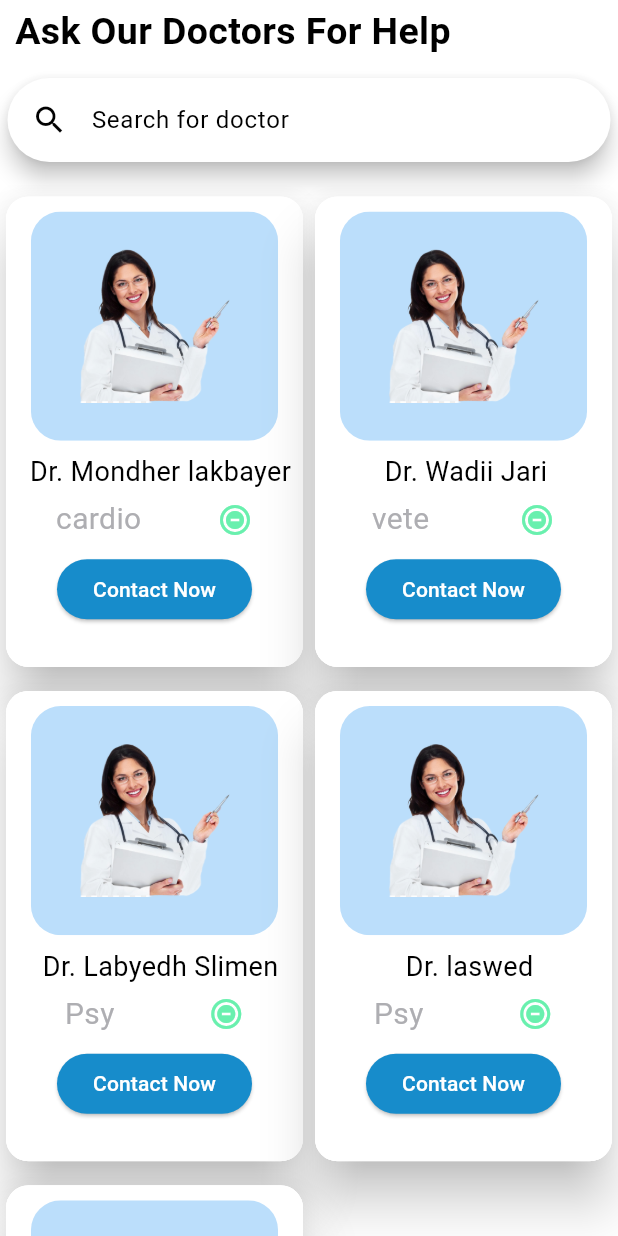
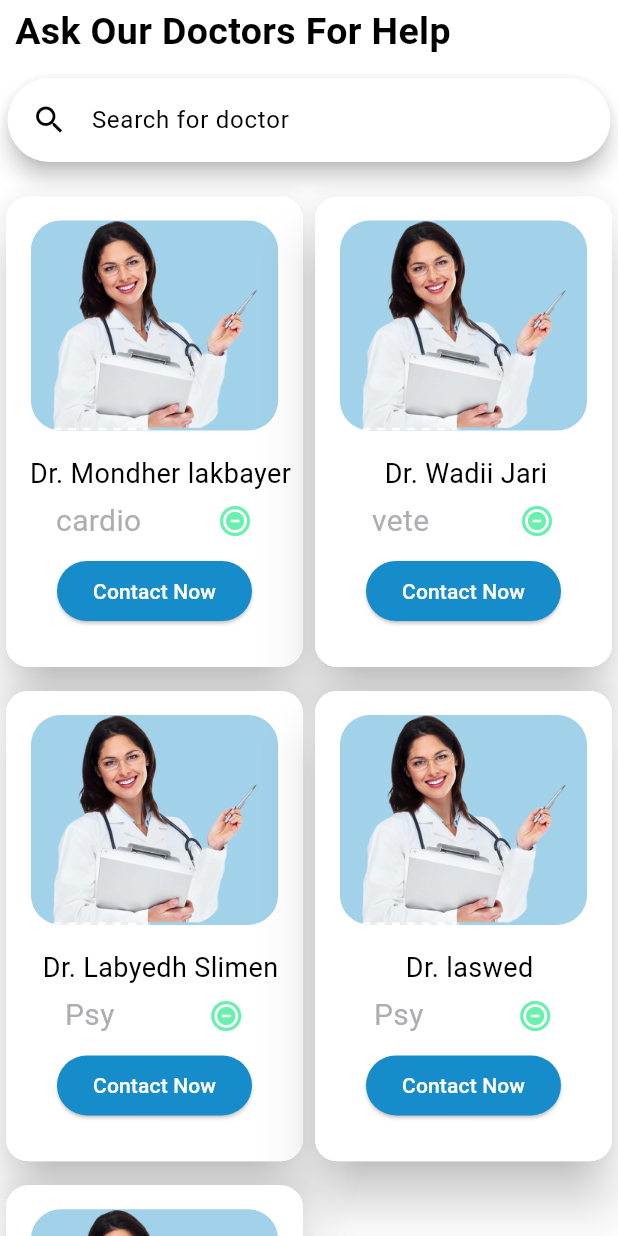
Before and after one commit to Ala-Eddine-Achach/CareCraft, a Flutter app: the DoctorsSec screen opened directly, on a phone screen of 412 x 824 dp. Run offline on Flutter 3.47's test engine with Material 3 defaults, Android fonts, the phone set to English and light mode, and no system bars; our stand-ins replace animate_do, cached_network_image, curved_navigation_bar, email_validator, firebase_auth, firebase_core and 7 more; accounts and stored records are empty; statements that could not run were skipped.

Commit message:
fix grid

```diff
--- a/lib/ui/widgets/grid_element.dart
+++ b/lib/ui/widgets/grid_element.dart
@@ -1,8 +1,9 @@
-import 'package:carecraft/core/models/doctormodel.dart';
 import 'package:flutter/cupertino.dart';
 import 'package:flutter/material.dart';
 
+import '../../core/models/doctormodel.dart';
 import '../theme.dart';
+
 class GridElement extends StatelessWidget {
   GridElement({required this.doc});
 
@@ -10,15 +11,10 @@ class GridElement extends StatelessWidget {
 
   @override
   Widget build(BuildContext context) {
-    // Define the dimensions of the widget
-    Icon red=Icon(Icons.do_not_disturb_on_total_silence,color: Colors.red,);
-    Icon green=Icon(Icons.do_not_disturb_on_total_silence,color: Colors.greenAccent,);
     double width = MediaQuery.of(context).size.width * 0.4;
-    double height = MediaQuery.of(context).size.height * 0.35;
 
     return SizedBox(
       width: width,
-      height: height,
       child: Padding(
         padding: const EdgeInsets.symmetric(horizontal: 4, vertical: 8),
         child: Material(
@@ -29,22 +25,27 @@ class GridElement extends StatelessWidget {
             child: Material(
               child: Container(
                 color: Colors.white,
-                margin: EdgeInsets.zero,
+                padding: EdgeInsets.symmetric(vertical: 8),
                 child: Column(
                   crossAxisAlignment: CrossAxisAlignment.center,
                   children: [
-                    Padding(
-                      padding: const EdgeInsets.only(top: 10.0),
-                      child: ClipRRect(
+                    Container(
+                      margin: EdgeInsets.all(8),
+                      //rounded edges
+                      decoration: BoxDecoration(
                         borderRadius: BorderRadius.circular(20),
-                        child: Container(
-                          width: width,
-                          height: height * 0.53,
-                          color: Colors.blue[100],
+                        color: bleuTresClair,
+                      ),
+
+                      child: SizedBox(
+
+                        width: width,
+                        height: 140,
+                        child: ClipRRect(
+                          borderRadius: BorderRadius.circular(20),
                           child: Image.asset(
                             doc.image,
-                            height: height * 0.53,
-                            width: width,
+                            fit: BoxFit.cover,
                           ),
                         ),
                       ),
@@ -66,7 +67,7 @@ class GridElement extends StatelessWidget {
                             doc.function,
                             style: TextStyle(fontSize: 20, color: CupertinoColors.systemGrey2),
                           ),
-                          (doc.available) ? green : red,
+                          (doc.available) ? Icon(Icons.do_not_disturb_on_total_silence, color: Colors.greenAccent) : Icon(Icons.do_not_disturb_on_total_silence, color: Colors.red),
                         ],
                       ),
                     ),
@@ -76,8 +77,8 @@ class GridElement extends StatelessWidget {
                       },
                       child: Text('Contact Now'),
                       style: ElevatedButton.styleFrom(
-                        backgroundColor: bleu,
-                        foregroundColor: Colors.white,
+                       foregroundColor:Colors.white,
+                        backgroundColor:  bleu,
                         shape: RoundedRectangleBorder(borderRadius: BorderRadius.circular(20)),
                       ),
                     ),
```
